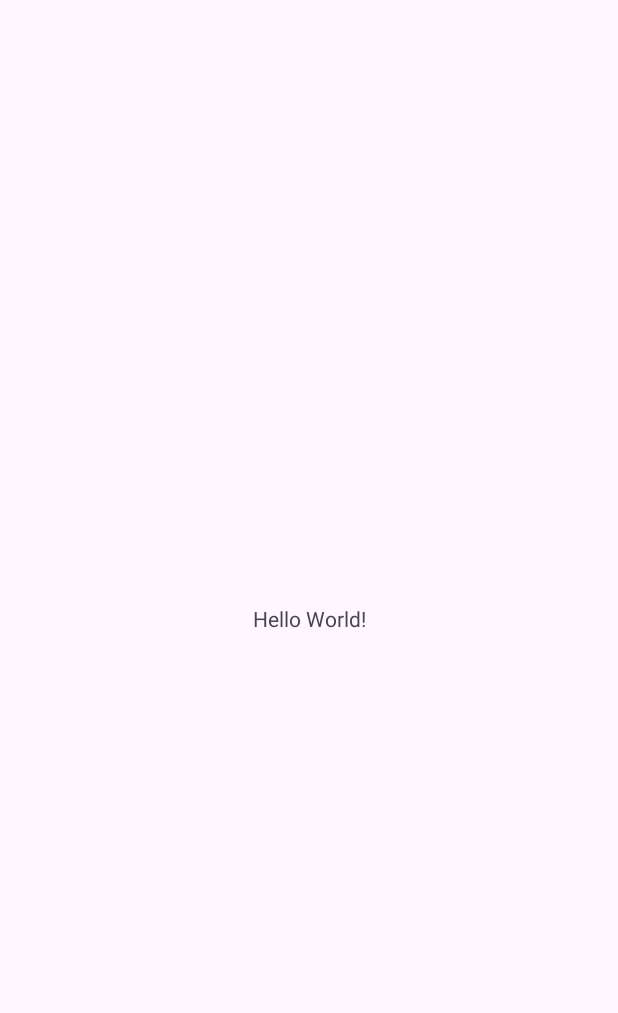
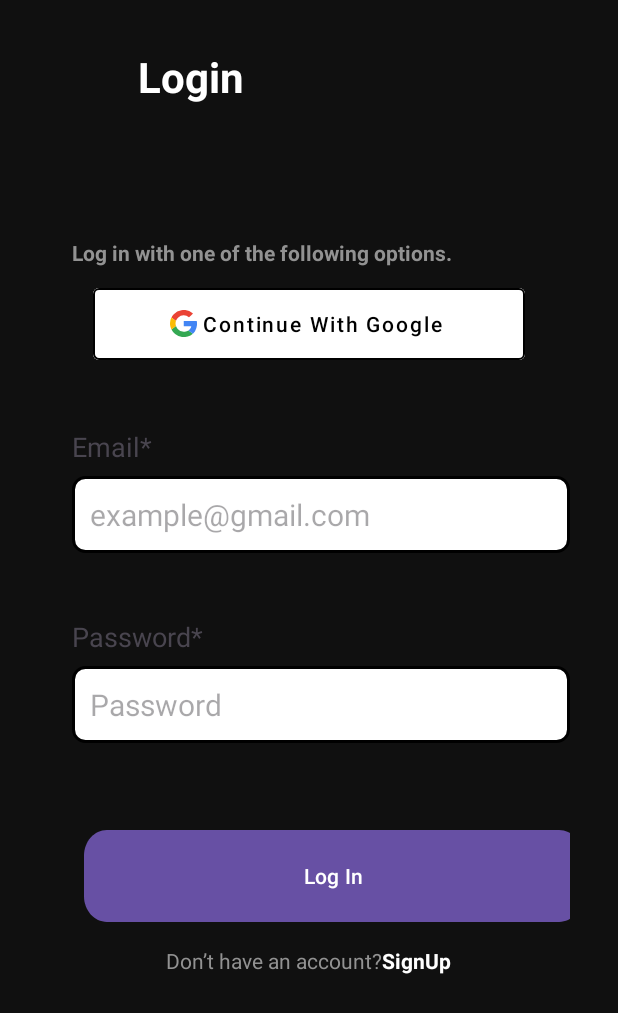
Before and after one commit to amitskr/Luffyflix, an Android app: the screen it shows after launch (MainActivity before the commit, LogInActivity after it), on a phone screen of 412 x 824 dp. Before the commit the part shown is almost empty. Shown: the top 1013 px of the screen. Run offline under Robolectric (Android 15) with nearby library versions, the phone set to English and light mode, and no system bars.

Commit message:
Login Design

```diff
--- a/app/src/main/java/com/esuraksha/luffyflix/SplashActivity.java
+++ b/app/src/main/java/com/esuraksha/luffyflix/SplashActivity.java
@@ -18,7 +18,7 @@ public class SplashActivity extends AppCompatActivity {
         new Handler().postDelayed(new Runnable() {
             @Override
             public void run() {
-                Intent i = new Intent(SplashActivity.this,MainActivity.class);
+                Intent i = new Intent(SplashActivity.this,LogInActivity.class);
                 startActivity(i);
                 finish();
             }
--- a/app/src/main/res/layout/activity_log_in.xml
+++ b/app/src/main/res/layout/activity_log_in.xml
@@ -40,6 +40,7 @@
             android:text="Log in with one of the following options."
             android:textColor="@color/light_grey"
             android:textSize="14sp"
+            android:layout_marginStart="16dp"
             android:textStyle="bold" />
 
         <com.google.android.material.button.MaterialButton
@@ -86,7 +87,7 @@
             android:layout_marginStart="16dp"
             android:inputType="text"
             android:hint="example@gmail.com"
-            android:padding="8dp"
+            android:padding="12dp"
             android:textSize="20sp"/>
     </LinearLayout>
 
@@ -113,7 +114,7 @@
             android:layout_marginStart="16dp"
             android:inputType="textPassword"
             android:hint="Password"
-            android:padding="8dp"
+            android:padding="12dp"
             android:textSize="20sp"/>
 
     </LinearLayout>
@@ -128,7 +129,8 @@
         <Button
             android:layout_width="match_parent"
             android:layout_height="wrap_content"
-            android:backgroundTint="@drawable/gradient_bg"
+            android:background="@drawable/gradient_bg"
+            android:layout_marginStart="16dp"
             android:text="Log In"/>
 
         <LinearLayout
--- a/app/src/main/res/layout/activity_splash.xml
+++ b/app/src/main/res/layout/activity_splash.xml
@@ -7,13 +7,13 @@
     android:layout_height="match_parent"
     tools:context=".SplashActivity"
     android:background="@color/background"
-    android:gravity="center">
+    android:gravity="center"
+    android:padding="50dp">
 
   <ImageView
       android:layout_width="match_parent"
       android:layout_height="wrap_content"
-      android:src="@drawable/ic_launcher_foreground"
-      android:background="@drawable/gradient_bg"
+      android:src="@drawable/logo"
     />
 
   </LinearLayout>
```
Also changed, not shown: app/src/main/res/drawable/logo.png (added).
